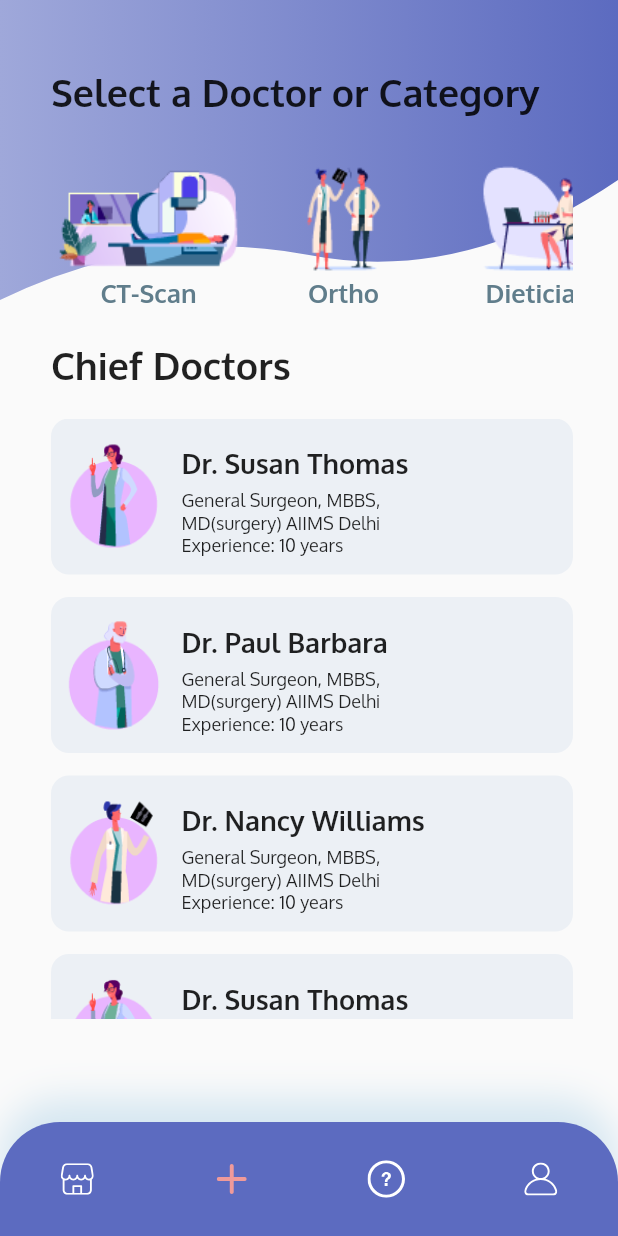
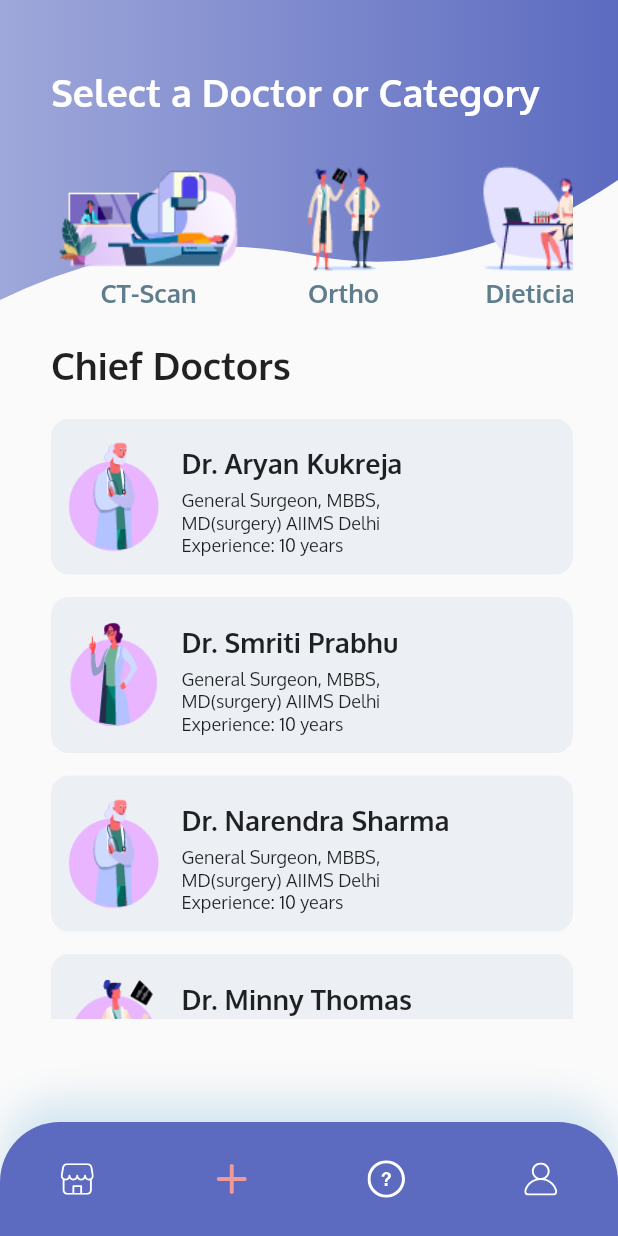
Before and after one commit to rohitasture/CureIt, a Flutter app: the BookAppointment screen opened by its route, on a phone screen of 412 x 824 dp. Run offline on Flutter 3.47's test engine with Material 2 defaults, Android fonts, the phone set to English and light mode, and no system bars; our stand-ins replace carousel_slider, circular_profile_avatar, firebase_auth, firebase_core, flutter_svg, font_awesome_flutter; accounts and stored records are empty.

Commit message:
final changes

```diff
--- a/lib/screens/book_appointment/book_appointment.dart
+++ b/lib/screens/book_appointment/book_appointment.dart
@@ -37,6 +37,7 @@ class BookAppointment extends StatelessWidget {
                           "Select a Doctor or Category",
                           style: TextStyle(
                             fontSize: 25,
+                            color: Colors.white,
                             fontWeight: FontWeight.w600,
                           ),
                         ),
@@ -78,11 +79,11 @@ class BookAppointment extends StatelessWidget {
                             physics: BouncingScrollPhysics(),
                             child: Column(
                               children: <Widget>[
-                                createDocWidget("doc1.png", "Susan Thomas"),
-                                createDocWidget("doc2.png", "Paul Barbara"),
-                                createDocWidget("doc3.png", "Nancy Williams"),
-                                createDocWidget("doc1.png", "Susan Thomas"),
-                                createDocWidget("doc2.png", "Paul Barbara"),
+                                createDocWidget("doc2.png", "Aryan Kukreja"),
+                                createDocWidget("doc1.png", "Smriti Prabhu"),
+                                createDocWidget("doc2.png", "Narendra Sharma"),
+                                createDocWidget("doc3.png", "Minny Thomas"),
+                                createDocWidget("doc2.png", "Mayank Singh"),
                                 createDocWidget("doc3.png", "Nancy Williams"),
                               ],
                             ),
```
